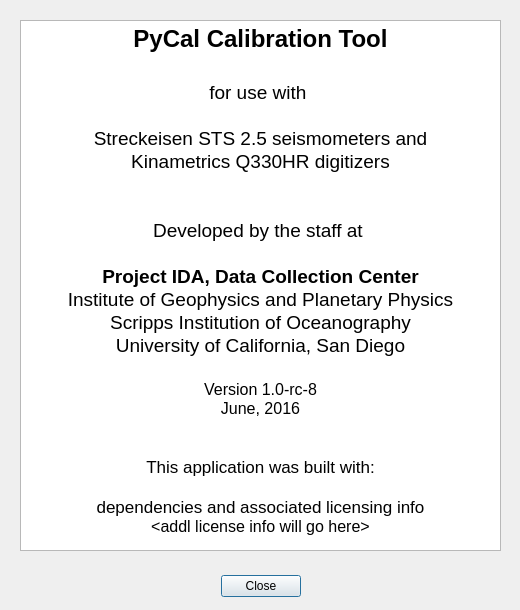
This is gui/about.ui in ProjectIDA/ical as Qt 5 draws it before an edit. The edited form follows.
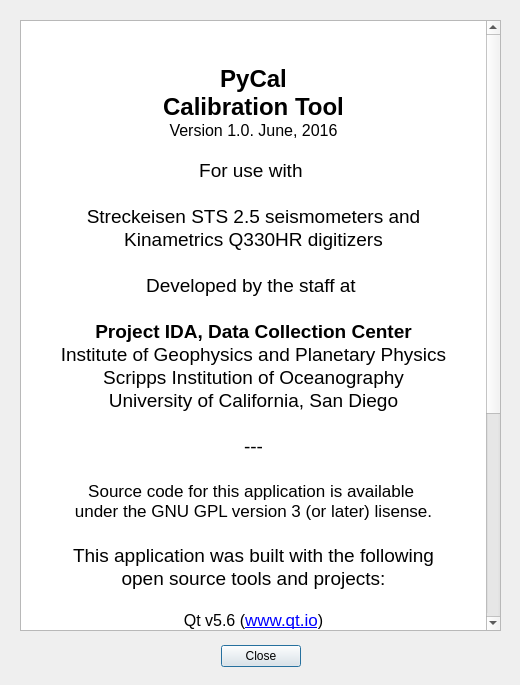
This is the edited form. Icons and pictures are not drawn.

Diff of the .ui file:
```diff
--- a/gui/about.ui
+++ b/gui/about.ui
@@ -7,7 +7,7 @@
     <x>0</x>
     <y>0</y>
     <width>520</width>
-    <height>610</height>
+    <height>685</height>
    </rect>
   </property>
   <property name="windowTitle">
@@ -20,7 +20,7 @@
    <property name="geometry">
     <rect>
      <x>20</x>
-     <y>570</y>
+     <y>640</y>
      <width>481</width>
      <height>32</height>
     </rect>
@@ -44,11 +44,11 @@
      <x>20</x>
      <y>20</y>
      <width>481</width>
-     <height>531</height>
+     <height>611</height>
     </rect>
    </property>
    <property name="verticalScrollBarPolicy">
-    <enum>Qt::ScrollBarAlwaysOff</enum>
+    <enum>Qt::ScrollBarAlwaysOn</enum>
    </property>
    <property name="horizontalScrollBarPolicy">
     <enum>Qt::ScrollBarAlwaysOff</enum>
@@ -61,14 +61,17 @@
 &lt;html&gt;&lt;head&gt;&lt;meta name=&quot;qrichtext&quot; content=&quot;1&quot; /&gt;&lt;style type=&quot;text/css&quot;&gt;
 p, li { white-space: pre-wrap; }
 &lt;/style&gt;&lt;/head&gt;&lt;body style=&quot; font-family:'.Helvetica Neue DeskInterface'; font-size:13pt; font-weight:400; font-style:normal;&quot;&gt;
-&lt;p align=&quot;center&quot; style=&quot; margin-top:0px; margin-bottom:0px; margin-left:0px; margin-right:0px; -qt-block-indent:0; text-indent:0px;&quot;&gt;&lt;span style=&quot; font-size:18pt; font-weight:600;&quot;&gt;PyCal Calibration Tool&lt;/span&gt;&lt;/p&gt;
-&lt;p align=&quot;center&quot; style=&quot;-qt-paragraph-type:empty; margin-top:0px; margin-bottom:0px; margin-left:0px; margin-right:0px; -qt-block-indent:0; text-indent:0px; font-size:18pt;&quot;&gt;&lt;br /&gt;&lt;/p&gt;
-&lt;p align=&quot;center&quot; style=&quot; margin-top:0px; margin-bottom:0px; margin-left:0px; margin-right:0px; -qt-block-indent:0; text-indent:0px;&quot;&gt;&lt;span style=&quot; font-size:14pt;&quot;&gt;for use with &lt;/span&gt;&lt;/p&gt;
+&lt;p align=&quot;center&quot; style=&quot; margin-top:0px; margin-bottom:0px; margin-left:0px; margin-right:0px; -qt-block-indent:0; text-indent:0px;&quot;&gt;&lt;img src=&quot;:/images/pycal-icon2.png&quot; width=&quot;150&quot; /&gt;&lt;/p&gt;
+&lt;p align=&quot;center&quot; style=&quot;-qt-paragraph-type:empty; margin-top:0px; margin-bottom:0px; margin-left:0px; margin-right:0px; -qt-block-indent:0; text-indent:0px;&quot;&gt;&lt;br /&gt;&lt;/p&gt;
+&lt;p align=&quot;center&quot; style=&quot; margin-top:0px; margin-bottom:0px; margin-left:0px; margin-right:0px; -qt-block-indent:0; text-indent:0px;&quot;&gt;&lt;span style=&quot; font-size:18pt; font-weight:600;&quot;&gt;PyCal&lt;/span&gt;&lt;/p&gt;
+&lt;p align=&quot;center&quot; style=&quot; margin-top:0px; margin-bottom:0px; margin-left:0px; margin-right:0px; -qt-block-indent:0; text-indent:0px;&quot;&gt;&lt;span style=&quot; font-size:18pt; font-weight:600;&quot;&gt;Calibration Tool&lt;/span&gt;&lt;/p&gt;
+&lt;p align=&quot;center&quot; style=&quot; margin-top:0px; margin-bottom:0px; margin-left:0px; margin-right:0px; -qt-block-indent:0; text-indent:0px;&quot;&gt;&lt;span style=&quot; font-size:12pt;&quot;&gt;Version 1.0. June, 2016&lt;/span&gt;&lt;/p&gt;
+&lt;p align=&quot;center&quot; style=&quot;-qt-paragraph-type:empty; margin-top:0px; margin-bottom:0px; margin-left:0px; margin-right:0px; -qt-block-indent:0; text-indent:0px; font-size:12pt;&quot;&gt;&lt;br /&gt;&lt;/p&gt;
+&lt;p align=&quot;center&quot; style=&quot; margin-top:0px; margin-bottom:0px; margin-left:0px; margin-right:0px; -qt-block-indent:0; text-indent:0px;&quot;&gt;&lt;span style=&quot; font-size:14pt;&quot;&gt;For use with &lt;/span&gt;&lt;/p&gt;
 &lt;p align=&quot;center&quot; style=&quot;-qt-paragraph-type:empty; margin-top:0px; margin-bottom:0px; margin-left:0px; margin-right:0px; -qt-block-indent:0; text-indent:0px; font-size:14pt;&quot;&gt;&lt;br /&gt;&lt;/p&gt;
 &lt;p align=&quot;center&quot; style=&quot; margin-top:0px; margin-bottom:0px; margin-left:0px; margin-right:0px; -qt-block-indent:0; text-indent:0px;&quot;&gt;&lt;span style=&quot; font-size:14pt;&quot;&gt;Streckeisen STS 2.5 seismometers and&lt;/span&gt;&lt;/p&gt;
 &lt;p align=&quot;center&quot; style=&quot; margin-top:0px; margin-bottom:0px; margin-left:0px; margin-right:0px; -qt-block-indent:0; text-indent:0px;&quot;&gt;&lt;span style=&quot; font-size:14pt;&quot;&gt;Kinametrics Q330HR digitizers&lt;/span&gt;&lt;/p&gt;
 &lt;p align=&quot;center&quot; style=&quot;-qt-paragraph-type:empty; margin-top:0px; margin-bottom:0px; margin-left:0px; margin-right:0px; -qt-block-indent:0; text-indent:0px; font-size:14pt;&quot;&gt;&lt;br /&gt;&lt;/p&gt;
-&lt;p align=&quot;center&quot; style=&quot;-qt-paragraph-type:empty; margin-top:0px; margin-bottom:0px; margin-left:0px; margin-right:0px; -qt-block-indent:0; text-indent:0px; font-size:14pt;&quot;&gt;&lt;br /&gt;&lt;/p&gt;
 &lt;p align=&quot;center&quot; style=&quot; margin-top:0px; margin-bottom:0px; margin-left:0px; margin-right:0px; -qt-block-indent:0; text-indent:0px;&quot;&gt;&lt;span style=&quot; font-size:14pt;&quot;&gt;Developed by the staff at &lt;/span&gt;&lt;/p&gt;
 &lt;p align=&quot;center&quot; style=&quot;-qt-paragraph-type:empty; margin-top:0px; margin-bottom:0px; margin-left:0px; margin-right:0px; -qt-block-indent:0; text-indent:0px; font-size:14pt;&quot;&gt;&lt;br /&gt;&lt;/p&gt;
 &lt;p align=&quot;center&quot; style=&quot; margin-top:0px; margin-bottom:0px; margin-left:0px; margin-right:0px; -qt-block-indent:0; text-indent:0px;&quot;&gt;&lt;span style=&quot; font-size:14pt; font-weight:600;&quot;&gt;Project IDA, Data Collection Center&lt;/span&gt;&lt;/p&gt;
@@ -76,16 +79,30 @@
 &lt;p align=&quot;center&quot; style=&quot; margin-top:0px; margin-bottom:0px; margin-left:0px; margin-right:0px; -qt-block-indent:0; text-indent:0px;&quot;&gt;&lt;span style=&quot; font-size:14pt;&quot;&gt;Scripps Institution of Oceanography&lt;/span&gt;&lt;/p&gt;
 &lt;p align=&quot;center&quot; style=&quot; margin-top:0px; margin-bottom:0px; margin-left:0px; margin-right:0px; -qt-block-indent:0; text-indent:0px;&quot;&gt;&lt;span style=&quot; font-size:14pt;&quot;&gt;University of California, San Diego&lt;/span&gt;&lt;/p&gt;
 &lt;p align=&quot;center&quot; style=&quot;-qt-paragraph-type:empty; margin-top:0px; margin-bottom:0px; margin-left:0px; margin-right:0px; -qt-block-indent:0; text-indent:0px; font-size:14pt;&quot;&gt;&lt;br /&gt;&lt;/p&gt;
-&lt;p align=&quot;center&quot; style=&quot; margin-top:0px; margin-bottom:0px; margin-left:0px; margin-right:0px; -qt-block-indent:0; text-indent:0px;&quot;&gt;&lt;span style=&quot; font-size:12pt;&quot;&gt;Version 1.0-rc-8&lt;/span&gt;&lt;/p&gt;
-&lt;p align=&quot;center&quot; style=&quot; margin-top:0px; margin-bottom:0px; margin-left:0px; margin-right:0px; -qt-block-indent:0; text-indent:0px;&quot;&gt;&lt;span style=&quot; font-size:12pt;&quot;&gt;June, 2016&lt;/span&gt;&lt;/p&gt;
-&lt;p align=&quot;center&quot; style=&quot;-qt-paragraph-type:empty; margin-top:0px; margin-bottom:0px; margin-left:0px; margin-right:0px; -qt-block-indent:0; text-indent:0px; font-size:12pt;&quot;&gt;&lt;br /&gt;&lt;/p&gt;
+&lt;p align=&quot;center&quot; style=&quot; margin-top:0px; margin-bottom:0px; margin-left:0px; margin-right:0px; -qt-block-indent:0; text-indent:0px;&quot;&gt;&lt;span style=&quot; font-size:14pt;&quot;&gt;---&lt;/span&gt;&lt;/p&gt;
+&lt;p align=&quot;center&quot; style=&quot;-qt-paragraph-type:empty; margin-top:0px; margin-bottom:0px; margin-left:0px; margin-right:0px; -qt-block-indent:0; text-indent:0px; font-size:14pt;&quot;&gt;&lt;br /&gt;&lt;/p&gt;
+&lt;p align=&quot;center&quot; style=&quot; margin-top:0px; margin-bottom:0px; margin-left:0px; margin-right:0px; -qt-block-indent:0; text-indent:0px;&quot;&gt;Source code for this application is available &lt;/p&gt;
+&lt;p align=&quot;center&quot; style=&quot; margin-top:0px; margin-bottom:0px; margin-left:0px; margin-right:0px; -qt-block-indent:0; text-indent:0px;&quot;&gt;under the GNU GPL version 3 (or later) lisense.&lt;/p&gt;
+&lt;p align=&quot;center&quot; style=&quot;-qt-paragraph-type:empty; margin-top:0px; margin-bottom:0px; margin-left:0px; margin-right:0px; -qt-block-indent:0; text-indent:0px; font-size:14pt;&quot;&gt;&lt;br /&gt;&lt;/p&gt;
+&lt;p align=&quot;center&quot; style=&quot; margin-top:0px; margin-bottom:0px; margin-left:0px; margin-right:0px; -qt-block-indent:0; text-indent:0px;&quot;&gt;&lt;span style=&quot; font-size:14pt;&quot;&gt;This application was built with the following&lt;/span&gt;&lt;/p&gt;
+&lt;p align=&quot;center&quot; style=&quot; margin-top:0px; margin-bottom:0px; margin-left:0px; margin-right:0px; -qt-block-indent:0; text-indent:0px;&quot;&gt;&lt;span style=&quot; font-size:14pt;&quot;&gt;open source tools and projects:&lt;/span&gt;&lt;/p&gt;
 &lt;p align=&quot;center&quot; style=&quot;-qt-paragraph-type:empty; margin-top:0px; margin-bottom:0px; margin-left:0px; margin-right:0px; -qt-block-indent:0; text-indent:0px;&quot;&gt;&lt;br /&gt;&lt;/p&gt;
-&lt;p align=&quot;center&quot; style=&quot; margin-top:0px; margin-bottom:0px; margin-left:0px; margin-right:0px; -qt-block-indent:0; text-indent:0px;&quot;&gt;This application was built with:&lt;/p&gt;
+&lt;p align=&quot;center&quot; style=&quot; margin-top:0px; margin-bottom:0px; margin-left:0px; margin-right:0px; -qt-block-indent:0; text-indent:0px;&quot;&gt;&lt;span style=&quot; font-size:12pt;&quot;&gt;Qt v5.6 (&lt;/span&gt;&lt;a href=&quot;www.qt.io&quot;&gt;&lt;span style=&quot; text-decoration: underline; color:#0000ff;&quot;&gt;www.qt.io&lt;/span&gt;&lt;/a&gt;&lt;span style=&quot; font-size:12pt;&quot;&gt;)&lt;/span&gt;&lt;/p&gt;
+&lt;p align=&quot;center&quot; style=&quot; margin-top:0px; margin-bottom:0px; margin-left:0px; margin-right:0px; -qt-block-indent:0; text-indent:0px;&quot;&gt;&lt;span style=&quot; font-size:12pt;&quot;&gt;PyQt v5.6 (&lt;/span&gt;&lt;a href=&quot;www.riverbankcomputing.com&quot;&gt;&lt;span style=&quot; text-decoration: underline; color:#0000ff;&quot;&gt;www.riverbankcomputing.com&lt;/span&gt;&lt;/a&gt;&lt;span style=&quot; font-size:12pt;&quot;&gt;/)&lt;/span&gt;&lt;/p&gt;
+&lt;p align=&quot;center&quot; style=&quot; margin-top:0px; margin-bottom:0px; margin-left:0px; margin-right:0px; -qt-block-indent:0; text-indent:0px;&quot;&gt;&lt;span style=&quot; font-size:12pt;&quot;&gt;Matplotlib v1.5.1 (&lt;/span&gt;&lt;a href=&quot;www.scipy.org&quot;&gt;&lt;span style=&quot; text-decoration: underline; color:#0000ff;&quot;&gt;www.scipy.org&lt;/span&gt;&lt;/a&gt;&lt;span style=&quot; font-size:12pt;&quot;&gt;)&lt;/span&gt;&lt;/p&gt;
+&lt;p align=&quot;center&quot; style=&quot; margin-top:0px; margin-bottom:0px; margin-left:0px; margin-right:0px; -qt-block-indent:0; text-indent:0px;&quot;&gt;&lt;span style=&quot; font-size:12pt;&quot;&gt;Numpy and Scipy (&lt;/span&gt;&lt;a href=&quot;www.scipy.org&quot;&gt;&lt;span style=&quot; text-decoration: underline; color:#0000ff;&quot;&gt;www.scipy.org&lt;/span&gt;&lt;/a&gt;&lt;span style=&quot; font-size:12pt;&quot;&gt;)&lt;/span&gt;&lt;/p&gt;
+&lt;p align=&quot;center&quot; style=&quot; margin-top:0px; margin-bottom:0px; margin-left:0px; margin-right:0px; -qt-block-indent:0; text-indent:0px;&quot;&gt;&lt;span style=&quot; font-size:12pt;&quot;&gt;Obspy v1.0.1 (&lt;/span&gt;&lt;a href=&quot;www.obspy.org&quot;&gt;&lt;span style=&quot; text-decoration: underline; color:#0000ff;&quot;&gt;www.obspy.org&lt;/span&gt;&lt;/a&gt;&lt;span style=&quot; font-size:12pt;&quot;&gt;)&lt;/span&gt;&lt;/p&gt;
+&lt;p align=&quot;center&quot; style=&quot; margin-top:0px; margin-bottom:0px; margin-left:0px; margin-right:0px; -qt-block-indent:0; text-indent:0px;&quot;&gt;&lt;span style=&quot; font-size:12pt;&quot;&gt;PyInstaller (&lt;/span&gt;&lt;a href=&quot;www.pyinstaller.org&quot;&gt;&lt;span style=&quot; text-decoration: underline; color:#0000ff;&quot;&gt;www.pyinstaller.org&lt;/span&gt;&lt;/a&gt;&lt;/p&gt;
 &lt;p align=&quot;center&quot; style=&quot;-qt-paragraph-type:empty; margin-top:0px; margin-bottom:0px; margin-left:0px; margin-right:0px; -qt-block-indent:0; text-indent:0px;&quot;&gt;&lt;br /&gt;&lt;/p&gt;
-&lt;p align=&quot;center&quot; style=&quot; margin-top:0px; margin-bottom:0px; margin-left:0px; margin-right:0px; -qt-block-indent:0; text-indent:0px;&quot;&gt;dependencies and associated licensing info&lt;/p&gt;
-&lt;p align=&quot;center&quot; style=&quot; margin-top:0px; margin-bottom:0px; margin-left:0px; margin-right:0px; -qt-block-indent:0; text-indent:0px;&quot;&gt;&lt;span style=&quot; font-size:12pt;&quot;&gt;&amp;lt;addl license info will go here&amp;gt;&lt;/span&gt;&lt;/p&gt;
-&lt;p align=&quot;center&quot; style=&quot;-qt-paragraph-type:empty; margin-top:0px; margin-bottom:0px; margin-left:0px; margin-right:0px; -qt-block-indent:0; text-indent:0px; font-size:12pt;&quot;&gt;&lt;br /&gt;&lt;/p&gt;
 &lt;p align=&quot;center&quot; style=&quot; margin-top:0px; margin-bottom:0px; margin-left:0px; margin-right:0px; -qt-block-indent:0; text-indent:0px;&quot;&gt;&lt;span style=&quot; font-size:12pt;&quot;&gt;Copyright &lt;/span&gt;&lt;span style=&quot; font-family:'Menlo,monospace'; font-size:14pt; color:#222222; background-color:#ffffff;&quot;&gt;© &lt;/span&gt;&lt;span style=&quot; font-size:12pt;&quot;&gt;2016, Regents of the University of California&lt;/span&gt;&lt;/p&gt;
+&lt;p align=&quot;center&quot; style=&quot;-qt-paragraph-type:empty; margin-top:0px; margin-bottom:0px; margin-left:0px; margin-right:0px; -qt-block-indent:0; text-indent:0px;&quot;&gt;&lt;br /&gt;&lt;/p&gt;
+&lt;p align=&quot;center&quot; style=&quot; margin-top:0px; margin-bottom:0px; margin-left:0px; margin-right:0px; -qt-block-indent:0; text-indent:0px;&quot;&gt;&lt;img src=&quot;:/images/igpp-black.png&quot; /&gt;&lt;/p&gt;
+&lt;p align=&quot;center&quot; style=&quot;-qt-paragraph-type:empty; margin-top:0px; margin-bottom:0px; margin-left:0px; margin-right:0px; -qt-block-indent:0; text-indent:0px;&quot;&gt;&lt;br /&gt;&lt;/p&gt;
+&lt;p align=&quot;center&quot; style=&quot;-qt-paragraph-type:empty; margin-top:0px; margin-bottom:0px; margin-left:0px; margin-right:0px; -qt-block-indent:0; text-indent:0px;&quot;&gt;&lt;br /&gt;&lt;/p&gt;
+&lt;p align=&quot;center&quot; style=&quot; margin-top:0px; margin-bottom:0px; margin-left:0px; margin-right:0px; -qt-block-indent:0; text-indent:0px;&quot;&gt;&lt;img src=&quot;:/images/SIO-logos-2014.jpg&quot; /&gt;&lt;/p&gt;
+&lt;p align=&quot;center&quot; style=&quot;-qt-paragraph-type:empty; margin-top:0px; margin-bottom:0px; margin-left:0px; margin-right:0px; -qt-block-indent:0; text-indent:0px;&quot;&gt;&lt;br /&gt;&lt;/p&gt;
+&lt;p align=&quot;center&quot; style=&quot;-qt-paragraph-type:empty; margin-top:0px; margin-bottom:0px; margin-left:0px; margin-right:0px; -qt-block-indent:0; text-indent:0px;&quot;&gt;&lt;br /&gt;&lt;/p&gt;
+&lt;p align=&quot;center&quot; style=&quot; margin-top:0px; margin-bottom:0px; margin-left:0px; margin-right:0px; -qt-block-indent:0; text-indent:0px;&quot;&gt;&lt;img src=&quot;:/images/ucsd-logo-web.png&quot; /&gt;&lt;/p&gt;
 &lt;p align=&quot;center&quot; style=&quot;-qt-paragraph-type:empty; margin-top:0px; margin-bottom:0px; margin-left:0px; margin-right:0px; -qt-block-indent:0; text-indent:0px;&quot;&gt;&lt;br /&gt;&lt;/p&gt;&lt;/body&gt;&lt;/html&gt;</string>
    </property>
   </widget>
```
